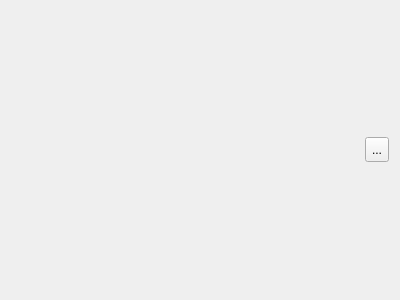
Old version of the form plotarea.ui in the repository arntanguy/STS-simulator.
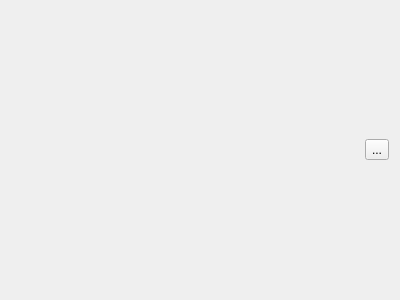
New version of the form. Custom widgets are drawn as their Qt base class.

What changed in the file:
```diff
--- a/plotarea.ui
+++ b/plotarea.ui
@@ -24,12 +24,6 @@
      </property>
      <item>
       <widget class="QToolButton" name="plotConfigButton">
-       <property name="minimumSize">
-        <size>
-         <width>24</width>
-         <height>25</height>
-        </size>
-       </property>
        <property name="text">
         <string>...</string>
        </property>
```
